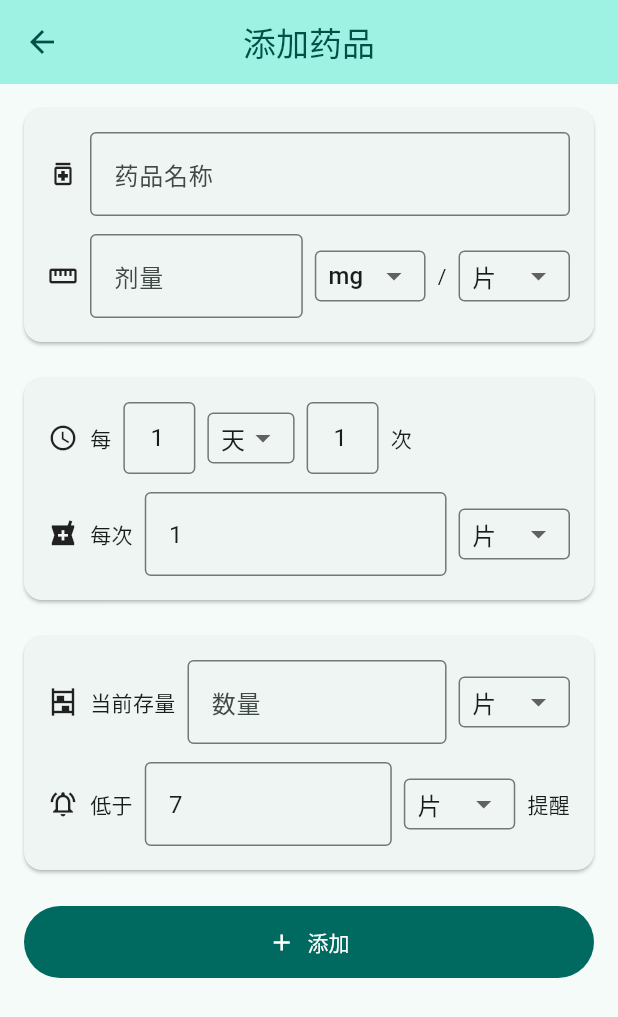
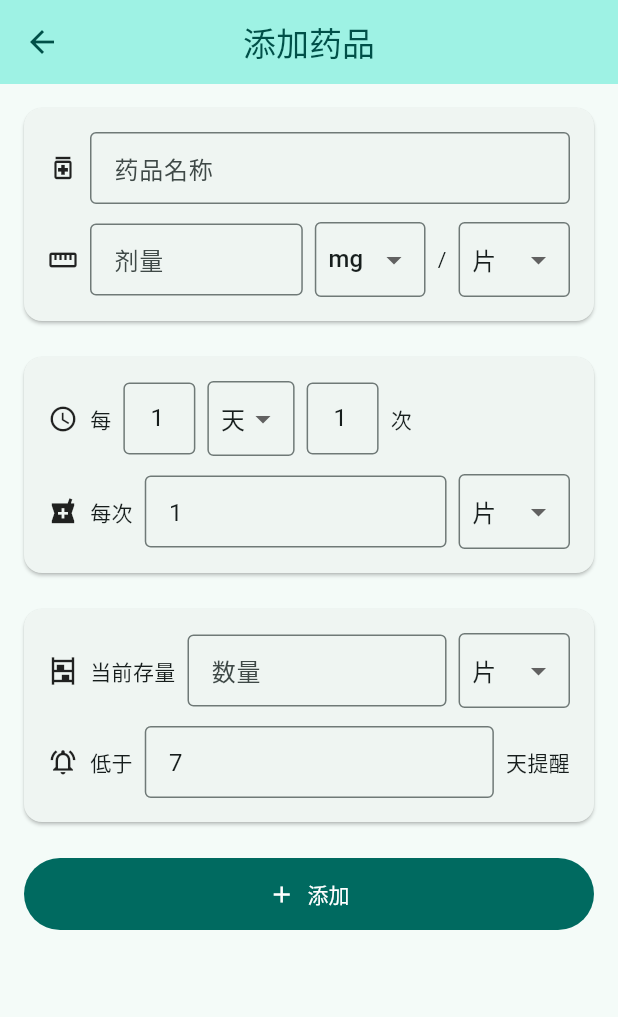
Before and after one commit to jjzhang2000/pharm_assistant, a Flutter app: the AddEditMedicineScreen screen opened by its route, on a phone screen of 412 x 824 dp. Shown: the top 1017 px of the screen. Run offline on Flutter 3.47's test engine with Material 3 defaults, Android fonts, the phone set to English and light mode, and no system bars; our stand-ins replace flutter_local_notifications, timezone.

Commit message:
feat: 低频药品下次服用日期与按天提醒
- 新增低频药品下次服用日期，驱动到期扣减计算

- 提醒阈值改为按剩余天数判断，删除单位选择

- 详情页删除每日消耗行与下次服用日期编辑按钮

- 添加/编辑页统一输入框与选择框高度

- 接入 flutter_localizations 跟随系统语言

- 版本号改由 pubspec 读取，intl 升级到 0.20.2

```diff
--- a/lib/screens/add_edit_medicine_screen.dart
+++ b/lib/screens/add_edit_medicine_screen.dart
@@ -28,6 +28,9 @@ class _AddEditMedicineScreenState extends State<AddEditMedicineScreen> {
   late String _dosageStrengthUnit;
   late String _form;
   late String _periodUnit;
+
+  /// 低频药品的下次服用日期
+  DateTime? _nextDoseDate;
 
   final List<String> _strengthUnits = ['mg', 'g', 'ml', 'IU', 'mcg'];
   final List<String> _forms = ['片', '粒', '胶囊', '包', '瓶', '支', '滴'];
@@ -70,7 +73,32 @@ class _AddEditMedicineScreenState extends State<AddEditMedicineScreen> {
       _dosagePerTimeController.text = medicine.dosagePerTime.toString();
       _stockController.text = medicine.currentStock.toString();
       _thresholdController.text = medicine.alertThreshold.toString();
+      _nextDoseDate = medicine.nextDoseDate;
     }
+  }
+
+  /// 当前表单填写的频次是否为低频（低于每天 1 次）
+  bool get _isInfrequent {
+    final periodVal = int.tryParse(_periodValueController.text) ?? 1;
+    final times = int.tryParse(_timesPerPeriodController.text) ?? 1;
+    return times < Medicine.periodToDays(_periodUnit, periodVal);
+  }
+
+  String _formatDate(DateTime? date) {
+    if (date == null) return '请选择';
+    return '${date.year}/${date.month}/${date.day}';
+  }
+
+  Future<void> _pickNextDoseDate() async {
+    final now = DateTime.now();
+    final picked = await showDatePicker(
+      context: context,
+      initialDate: _nextDoseDate ?? now,
+      firstDate: DateTime(now.year - 1),
+      lastDate: DateTime(now.year + 5),
+    );
+    if (picked == null) return;
+    setState(() => _nextDoseDate = picked);
   }
 
   @override
@@ -98,6 +126,12 @@ class _AddEditMedicineScreenState extends State<AddEditMedicineScreen> {
     final stock = double.tryParse(_stockController.text) ?? 0;
     final threshold = double.tryParse(_thresholdController.text) ?? 7;
 
+    // 低频药品需要记录下次服用日期；未选择则默认明天
+    final infrequent = times < Medicine.periodToDays(_periodUnit, periodVal);
+    final nextDoseDate = infrequent
+        ? (_nextDoseDate ?? DateTime(now.year, now.month, now.day + 1))
+        : null;
+
     if (widget.isEditing) {
       final existing = storage.findById(widget.medicineId!)!;
       final updated = existing.copyWith(
@@ -111,6 +145,7 @@ class _AddEditMedicineScreenState extends State<AddEditMedicineScreen> {
         dosagePerTime: dosage,
         currentStock: stock,
         alertThreshold: threshold,
+        nextDoseDate: nextDoseDate,
         updatedAt: now,
       );
       await storage.update(updated);
@@ -127,6 +162,7 @@ class _AddEditMedicineScreenState extends State<AddEditMedicineScreen> {
         dosagePerTime: dosage,
         currentStock: stock,
         alertThreshold: threshold,
+        nextDoseDate: nextDoseDate,
         createdAt: now,
         updatedAt: now,
       );
@@ -136,13 +172,26 @@ class _AddEditMedicineScreenState extends State<AddEditMedicineScreen> {
     if (mounted) Navigator.pop(context, true);
   }
 
+  /// 统一的输入框装饰，保证所有输入框/选择框高度一致
+  InputDecoration _decoration({String? hintText, bool compact = false}) {
+    return InputDecoration(
+      hintText: hintText,
+      isDense: true,
+      border: const OutlineInputBorder(),
+      contentPadding: EdgeInsets.symmetric(
+        horizontal: compact ? 4 : 12,
+        vertical: 12,
+      ),
+    );
+  }
+
   Widget _buildDropdown({
     required String value,
     required List<String> items,
-    required ValueChanged<String> onChanged,
+    required ValueChanged<String?> onChanged,
   }) {
     return Container(
-      padding: const EdgeInsets.symmetric(horizontal: 8, vertical: 4),
+      padding: const EdgeInsets.symmetric(horizontal: 8, vertical: 12),
       decoration: BoxDecoration(
         border: Border.all(color: Theme.of(context).colorScheme.outline),
         borderRadius: BorderRadius.circular(4),
@@ -152,11 +201,9 @@ class _AddEditMedicineScreenState extends State<AddEditMedicineScreen> {
           value: value,
           isDense: true,
           items: items
-              .map((i) => DropdownMenuItem(value: i, child: Text(i)))
+              .map((e) => DropdownMenuItem(value: e, child: Text(e)))
               .toList(),
-          onChanged: (v) {
-            if (v != null) onChanged(v);
-          },
+          onChanged: onChanged,
         ),
       ),
     );
@@ -166,7 +213,9 @@ class _AddEditMedicineScreenState extends State<AddEditMedicineScreen> {
     return _buildDropdown(
       value: _form,
       items: _forms,
-      onChanged: (v) => setState(() => _form = v),
+      onChanged: (v) {
+        if (v != null) setState(() => _form = v);
+      },
     );
   }
 
@@ -203,10 +252,7 @@ class _AddEditMedicineScreenState extends State<AddEditMedicineScreen> {
                           Expanded(
                             child: TextFormField(
                               controller: _nameController,
-                              decoration: const InputDecoration(
-                                hintText: '药品名称',
-                                border: OutlineInputBorder(),
-                              ),
+                              decoration: _decoration(hintText: '药品名称'),
                               validator: (v) => (v == null || v.trim().isEmpty)
                                   ? '请输入药品名称'
                                   : null,
@@ -225,18 +271,16 @@ class _AddEditMedicineScreenState extends State<AddEditMedicineScreen> {
                               controller: _dosageStrengthController,
                               keyboardType: const TextInputType.numberWithOptions(
                                   decimal: true),
-                              decoration: const InputDecoration(
-                                hintText: '剂量',
-                                border: OutlineInputBorder(),
-                              ),
+                              decoration: _decoration(hintText: '剂量'),
                             ),
                           ),
                           const SizedBox(width: 8),
                           _buildDropdown(
                             value: _dosageStrengthUnit,
                             items: _strengthUnits,
-                            onChanged: (v) =>
-                                setState(() => _dosageStrengthUnit = v),
+                            onChanged: (v) {
+                              if (v != null) setState(() => _dosageStrengthUnit = v);
+                            },
                           ),
                           const SizedBox(width: 8),
                           const Text('/'),
@@ -272,11 +316,8 @@ class _AddEditMedicineScreenState extends State<AddEditMedicineScreen> {
                               controller: _periodValueController,
                               keyboardType: TextInputType.number,
                               textAlign: TextAlign.center,
-                              decoration: const InputDecoration(
-                                border: OutlineInputBorder(),
-                                contentPadding: EdgeInsets.symmetric(
-                                    horizontal: 4, vertical: 10),
-                              ),
+                              decoration: _decoration(compact: true),
+                              onChanged: (_) => setState(() {}),
                               validator: (v) {
                                 final n = int.tryParse(v ?? '');
                                 if (n == null || n <= 0) return ' ';
@@ -288,8 +329,9 @@ class _AddEditMedicineScreenState extends State<AddEditMedicineScreen> {
                           _buildDropdown(
                             value: _periodUnit,
                             items: _periodUnits,
-                            onChanged: (v) =>
-                                setState(() => _periodUnit = v),
+                            onChanged: (v) {
+                              if (v != null) setState(() => _periodUnit = v);
+                            },
                           ),
                           const SizedBox(width: 8),
                           SizedBox(
@@ -298,11 +340,8 @@ class _AddEditMedicineScreenState extends State<AddEditMedicineScreen> {
                               controller: _timesPerPeriodController,
                               keyboardType: TextInputType.number,
                               textAlign: TextAlign.center,
-                              decoration: const InputDecoration(
-                                border: OutlineInputBorder(),
-                                contentPadding: EdgeInsets.symmetric(
-                                    horizontal: 4, vertical: 10),
-                              ),
+                              decoration: _decoration(compact: true),
+                              onChanged: (_) => setState(() {}),
                               validator: (v) {
                                 final n = int.tryParse(v ?? '');
                                 if (n == null || n <= 0) return ' ';
@@ -314,6 +353,45 @@ class _AddEditMedicineScreenState extends State<AddEditMedicineScreen> {
                           const Text('次'),
                         ],
                       ),
+                      // 低频药品：下次服用日期输入行
+                      if (_isInfrequent) ...[
+                        const SizedBox(height: 12),
+                        InkWell(
+                          onTap: _pickNextDoseDate,
+                          child: Row(
+                            children: [
+                              const Icon(Icons.event, size: 20),
+                              const SizedBox(width: 8),
+                              const Text('下次服用'),
+                              const SizedBox(width: 8),
+                              Expanded(
+                                child: Container(
+                                  padding: const EdgeInsets.symmetric(
+                                      horizontal: 12, vertical: 12),
+                                  decoration: BoxDecoration(
+                                    border: Border.all(
+                                        color: Theme.of(context)
+                                            .colorScheme
+                                            .outline),
+                                    borderRadius: BorderRadius.circular(4),
+                                  ),
+                                  child: Row(
+                                    children: [
+                                      Text(_formatDate(_nextDoseDate)),
+                                      const Spacer(),
+                                      Icon(Icons.arrow_drop_down,
+                                          color: Theme.of(context)
+                                              .colorScheme
+                                              .onSurface
+                                              .withValues(alpha: 0.6)),
+                                    ],
+                                  ),
+                                ),
+                              ),
+                            ],
+                          ),
+                        ),
+                      ],
                       const SizedBox(height: 12),
                       Row(
                         children: [
@@ -326,10 +404,7 @@ class _AddEditMedicineScreenState extends State<AddEditMedicineScreen> {
                               controller: _dosagePerTimeController,
                               keyboardType: const TextInputType.numberWithOptions(
                                   decimal: true),
-                              decoration: const InputDecoration(
-                                hintText: '剂量',
-                                border: OutlineInputBorder(),
-                              ),
+                              decoration: _decoration(hintText: '剂量'),
                               validator: (v) {
                                 final n = double.tryParse(v ?? '');
                                 if (n == null || n <= 0) return ' ';
@@ -368,10 +443,7 @@ class _AddEditMedicineScreenState extends State<AddEditMedicineScreen> {
                               controller: _stockController,
                               keyboardType: const TextInputType.numberWithOptions(
                                   decimal: true),
-                              decoration: const InputDecoration(
-                                hintText: '数量',
-                                border: OutlineInputBorder(),
-                              ),
+                              decoration: _decoration(hintText: '数量'),
                               validator: (v) {
                                 final n = double.tryParse(v ?? '');
                                 if (n == null || n < 0) return ' ';
@@ -395,10 +467,7 @@ class _AddEditMedicineScreenState extends State<AddEditMedicineScreen> {
                               controller: _thresholdController,
                               keyboardType: const TextInputType.numberWithOptions(
                                   decimal: true),
-                              decoration: const InputDecoration(
-                                hintText: '数量',
-                                border: OutlineInputBorder(),
-                              ),
+                              decoration: _decoration(hintText: '数量'),
                               validator: (v) {
                                 final n = double.tryParse(v ?? '');
                                 if (n == null || n <= 0) return ' ';
@@ -407,9 +476,7 @@ class _AddEditMedicineScreenState extends State<AddEditMedicineScreen> {
                             ),
                           ),
                           const SizedBox(width: 8),
-                          _formDropdown(),
-                          const SizedBox(width: 8),
-                          const Text('提醒'),
+                          const Text('天提醒'),
                         ],
                       ),
                     ],
--- a/lib/services/storage_service.dart
+++ b/lib/services/storage_service.dart
@@ -52,6 +52,8 @@ class StorageService extends ChangeNotifier {
         _medicines[i] = m.copyWith(
           currentStock: adjusted,
           lastStockUpdate: now,
+          // 低频药品：扣减后推进下一次服用日期
+          nextDoseDate: m.adjustedNextDoseDate,
           updatedAt: now,
         );
         changed = true;
--- a/pubspec.yaml
+++ b/pubspec.yaml
@@ -1,7 +1,7 @@
 name: pharm_assistant
 description: 药品助手 - 日常药品库存管理
 publish_to: 'none'
-version: 1.0.0+1
+version: 0.1.0+1
 
 environment:
   sdk: '>=3.0.0 <4.0.0'
@@ -9,11 +9,13 @@ environment:
 dependencies:
   flutter:
     sdk: flutter
+  flutter_localizations:
+    sdk: flutter
   path_provider: ^2.1.0
   flutter_local_notifications: ^17.0.0
   timezone: ^0.9.4
   provider: ^6.1.0
-  intl: ^0.19.0
+  intl: ^0.20.2
 
 dev_dependencies:
   flutter_test:
```
Also changed, not shown: lib/app.dart (+10 -0 lines), lib/models/medicine.dart (+61 -3 lines), lib/screens/medicine_detail_screen.dart (+9 -6 lines), pubspec.lock, 7 other files.
